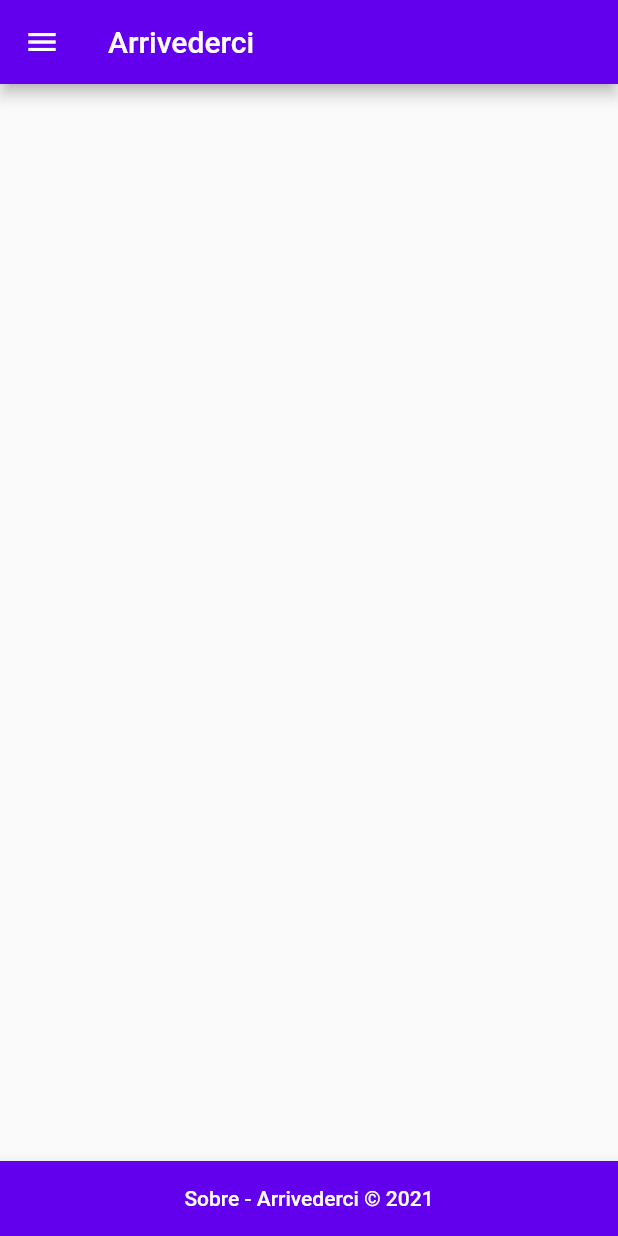
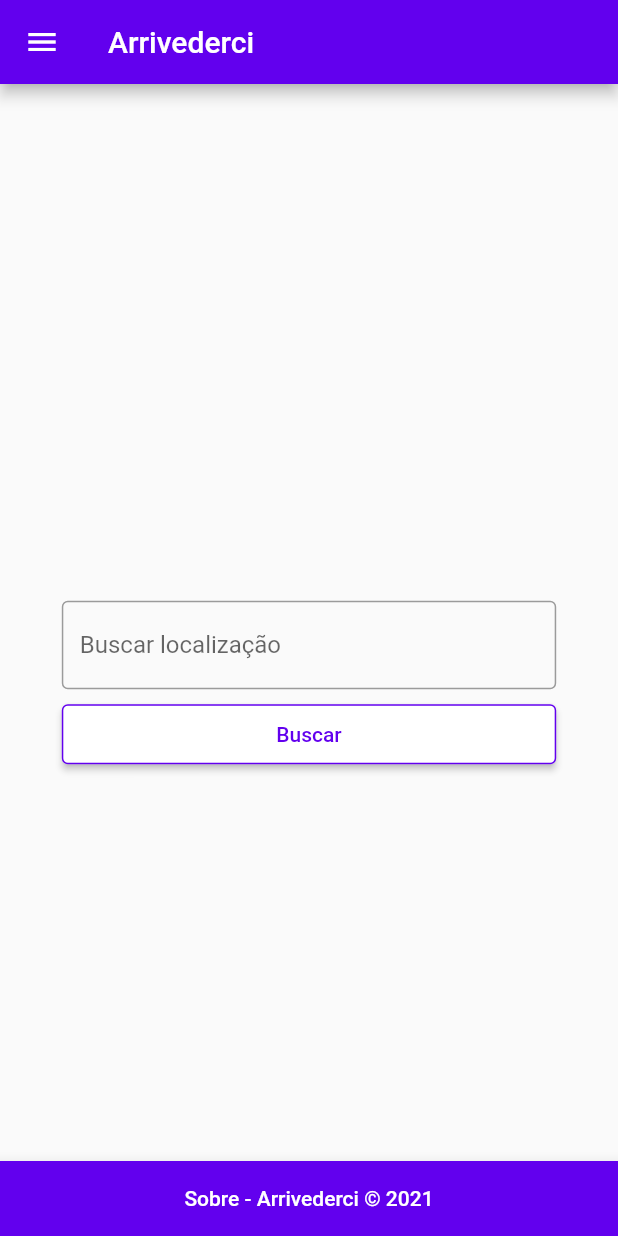
Before and after one commit to jvmr535/arrivederci, a Flutter app: the Home screen opened by its route, on a phone screen of 412 x 824 dp. Run offline on Flutter 3.47's test engine with Material 2 defaults, Android fonts, the light colour scheme and no system bars; our stand-ins replace google_fonts; network calls fail.

Commit message:
feat: :sparkles: Search place card

```diff
--- a/lib/main.dart
+++ b/lib/main.dart
@@ -1,9 +1,11 @@
+import 'package:arrivederci/modules/about/about_page.dart';
 import 'package:arrivederci/modules/forgot_password/forgot_password_page.dart';
 import 'package:arrivederci/modules/splash/splash_page.dart';
 import 'package:arrivederci/modules/home/home_page.dart';
 import 'package:arrivederci/modules/login/login_page.dart';
 import 'package:arrivederci/shared/Constants.dart';
 import 'package:arrivederci/shared/themes/app_colors.dart';
+import 'package:arrivederci/shared/widgets/add_goal_card/add_goal_card_widget.dart';
 import 'package:flutter/material.dart';
 import 'package:arrivederci/modules/register/register_page.dart';
 
@@ -20,12 +22,14 @@ class MyApp extends StatelessWidget {
         primarySwatch: Colors.purple,
         primaryColor: AppColors.primary,
       ),
-      home: Splash(),
+      // home: Splash(),
+      home: Login(),
       routes: <String, WidgetBuilder>{
         HOME_SCREEN: (BuildContext context) => Home(),
         LOGIN_SCREEN: (BuildContext context) => Login(),
         REGISTER_SCREEN: (BuildContext context) => Register(),
         FORGOT_PASSWORD_SCREEN: (BuildContext context) => ForgotPassword(),
+        ABOUT: (BuildContext context) => About()
       },
     );
   }
--- a/lib/modules/home/home_page.dart
+++ b/lib/modules/home/home_page.dart
@@ -1,3 +1,5 @@
+import 'package:arrivederci/shared/models/place_model.dart';
+import 'package:arrivederci/shared/widgets/add_goal_card/add_goal_card_widget.dart';
 import 'package:arrivederci/shared/widgets/location_search/location_search_widget.dart';
 import 'package:arrivederci/shared/themes/app_colors.dart';
 import 'package:arrivederci/shared/themes/app_text_styles.dart';
--- a/lib/shared/Constants.dart
+++ b/lib/shared/Constants.dart
@@ -1,4 +1,6 @@
 String HOME_SCREEN = '/HomeScreen',
     LOGIN_SCREEN = '/LoginScreen',
     REGISTER_SCREEN = '/RegisterScreen',
-    FORGOT_PASSWORD_SCREEN = '/ForgotPasswordScreen';
+    FORGOT_PASSWORD_SCREEN = '/ForgotPasswordScreen',
+    ADD_GOAL_CARD = 'AddGoalCard',
+    ABOUT = '/About';
--- a/lib/shared/models/place_model.dart
+++ b/lib/shared/models/place_model.dart
@@ -1,18 +1,17 @@
 class Place {
-  String streetNumber;
-  String street;
-  String city;
-  String zipCode;
+  String name;
+  String address;
+  String rating;
+  String photo;
 
-  Place({
-    required this.streetNumber,
-    required this.street,
-    required this.city,
-    required this.zipCode,
-  });
+  Place(
+      {required this.name,
+      required this.address,
+      required this.rating,
+      required this.photo});
 
   @override
   String toString() {
-    return 'Place(streetNumber: $streetNumber, street: $street, city: $city, zipCode: $zipCode)';
+    return 'Place(Nome : $name, endereço: $address, avaliação: $rating, referencia de imagem: $photo)';
   }
 }
--- a/lib/shared/widgets/location_search/location_search_widget.dart
+++ b/lib/shared/widgets/location_search/location_search_widget.dart
@@ -1,4 +1,10 @@
+import 'dart:convert';
+
+import 'package:arrivederci/shared/models/place_model.dart';
+import 'package:arrivederci/shared/themes/app_colors.dart';
+import 'package:arrivederci/shared/widgets/add_goal_card/add_goal_card_widget.dart';
 import 'package:flutter/material.dart';
+import 'package:http/http.dart' as http;
 
 class LocationSearch extends StatefulWidget {
   const LocationSearch({Key? key}) : super(key: key);
@@ -8,8 +14,75 @@ class LocationSearch extends StatefulWidget {
 }
 
 class _LocationSearchState extends State<LocationSearch> {
+  final searchTextController = new TextEditingController();
+
+  final apiKey = "AIzaSyCARtvgT7eQVYhJ57NeI4jYn3kX5tPUZXg";
+
+  Future<Place> searchLocalization() async {
+    final response = await http.get(Uri.parse(
+        "https://maps.googleapis.com/maps/api/place/findplacefromtext/json?input=${searchTextController.text}&inputtype=textquery&fields=photos,formatted_address,name,rating,opening_hours&key=$apiKey"));
+
+    final name = jsonDecode(response.body)['candidates'][0]['name'];
+    final photo = jsonDecode(response.body)['candidates'][0]['photos'][0]
+        ['photo_reference'];
+    final rating =
+        jsonDecode(response.body)['candidates'][0]['rating'].toString();
+    final address =
+        jsonDecode(response.body)['candidates'][0]['formatted_address'];
+
+    return Place(name: name, address: address, rating: rating, photo: photo);
+  }
+
   @override
   Widget build(BuildContext context) {
-    return Container();
+    final size = MediaQuery.of(context).size;
+    return Container(
+      child: Stack(
+        children: [
+          Center(
+            child: Container(
+              child: Column(
+                mainAxisAlignment: MainAxisAlignment.center,
+                children: [
+                  SizedBox(height: 80.0),
+                  Container(
+                    width: size.width * 0.8,
+                    child: TextField(
+                      decoration: InputDecoration(
+                        labelText: 'Buscar localização',
+                        border: OutlineInputBorder(),
+                      ),
+                      controller: searchTextController,
+                    ),
+                  ),
+                  SizedBox(height: 10.0),
+                  Container(
+                    width: size.width * 0.8,
+                    height: 40,
+                    child: ElevatedButton(
+                      style: ElevatedButton.styleFrom(
+                        primary: AppColors.white,
+                        onPrimary: AppColors.primary,
+                        side: BorderSide(color: AppColors.primary),
+                      ),
+                      onPressed: () async {
+                        final place = await searchLocalization();
+                        Navigator.push(
+                          context,
+                          MaterialPageRoute(
+                            builder: (context) => AddGoalCard(place: place),
+                          ),
+                        );
+                      },
+                      child: Text('Buscar'),
+                    ),
+                  ),
+                ],
+              ),
+            ),
+          )
+        ],
+      ),
+    );
   }
 }
--- a/lib/shared/widgets/navigation_drawer/navigation_drawer_widget.dart
+++ b/lib/shared/widgets/navigation_drawer/navigation_drawer_widget.dart
@@ -46,7 +46,10 @@ class NavigationDrawer extends StatelessWidget {
           ListTile(
             leading: Icon(Icons.help),
             title: Text("Sobre"),
-            onTap: () {},
+            onTap: () {
+              Navigator.pop(context);
+              Navigator.of(context).pushNamed(ABOUT);
+            },
           )
         ],
       ),
--- a/pubspec.yaml
+++ b/pubspec.yaml
@@ -14,6 +14,7 @@ dependencies:
   google_fonts: ^2.1.0
 
   cupertino_icons: ^1.0.2
+  google_places_flutter: ^0.0.3
 
 dev_dependencies:
   flutter_test:
```
Also changed, not shown: lib/modules/about/about_page.dart (added, +12 -0 lines), lib/shared/models/suggestion_model.dart (deleted, +0 -11 lines), lib/shared/providers/place_api_provider.dart (deleted, +0 -77 lines), lib/shared/widgets/add_goal_card/add_goal_card_widget.dart (added, +81 -0 lines), pubspec.lock.
